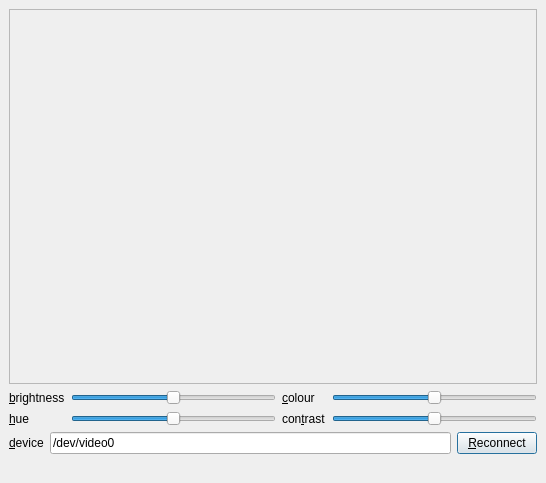
Above: docs/webcam.ui from wedesoft/hornetseye-doc before the change. Below: the same form after it.
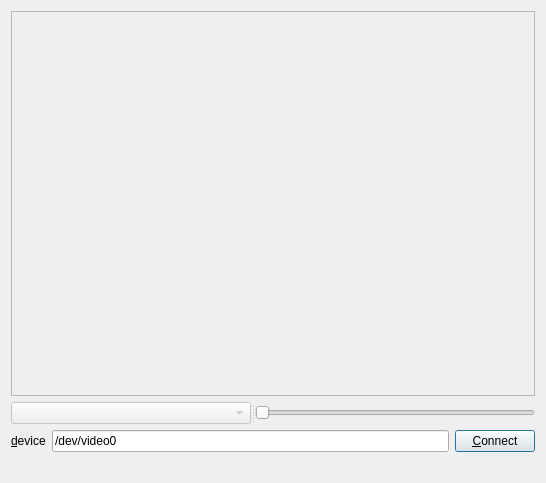
That is the form after the change.

Commit message: Improved webcam example

The edit to the form file:
```diff
--- a/docs/webcam.ui
+++ b/docs/webcam.ui
@@ -13,13 +13,7 @@
   <property name="windowTitle">
    <string>Hornetseye/Qt4Ruby Webcam</string>
   </property>
-  <layout class="QVBoxLayout">
-   <property name="spacing">
-    <number>6</number>
-   </property>
-   <property name="margin">
-    <number>9</number>
-   </property>
+  <layout class="QVBoxLayout" name="verticalLayout">
    <item>
     <widget class="QScrollArea" name="scrollArea">
      <property name="widgetResizable">
@@ -30,138 +24,32 @@
        <rect>
         <x>0</x>
         <y>0</y>
-        <width>522</width>
-        <height>346</height>
+        <width>532</width>
+        <height>391</height>
        </rect>
       </property>
      </widget>
     </widget>
    </item>
    <item>
-    <layout class="QGridLayout">
-     <property name="margin">
-      <number>0</number>
+    <widget class="QSplitter" name="splitter">
+     <property name="orientation">
+      <enum>Qt::Horizontal</enum>
      </property>
-     <property name="spacing">
-      <number>6</number>
-     </property>
-     <item row="1" column="0">
-      <widget class="QLabel" name="hueLabel">
-       <property name="text">
-        <string>&amp;hue</string>
-       </property>
-       <property name="buddy">
-        <cstring>hueSlider</cstring>
-       </property>
-      </widget>
-     </item>
-     <item row="0" column="0">
-      <widget class="QLabel" name="brightnessLabel">
-       <property name="text">
-        <string>&amp;brightness</string>
-       </property>
-       <property name="buddy">
-        <cstring>brightnessSlider</cstring>
-       </property>
-      </widget>
-     </item>
-     <item row="0" column="3">
-      <widget class="QSlider" name="colourSlider">
-       <property name="maximum">
-        <number>65535</number>
-       </property>
-       <property name="singleStep">
-        <number>128</number>
-       </property>
-       <property name="pageStep">
-        <number>2048</number>
-       </property>
-       <property name="value">
-        <number>32768</number>
-       </property>
-       <property name="orientation">
-        <enum>Qt::Horizontal</enum>
-       </property>
-      </widget>
-     </item>
-     <item row="1" column="2">
-      <widget class="QLabel" name="contrastLabel">
-       <property name="text">
-        <string>con&amp;trast</string>
-       </property>
-       <property name="buddy">
-        <cstring>contrastLabel</cstring>
-       </property>
-      </widget>
-     </item>
-     <item row="0" column="2">
-      <widget class="QLabel" name="colourLabel">
-       <property name="text">
-        <string>&amp;colour</string>
-       </property>
-       <property name="buddy">
-        <cstring>colourLabel</cstring>
-       </property>
-      </widget>
-     </item>
-     <item row="0" column="1">
-      <widget class="QSlider" name="brightnessSlider">
-       <property name="maximum">
-        <number>65535</number>
-       </property>
-       <property name="singleStep">
-        <number>128</number>
-       </property>
-       <property name="pageStep">
-        <number>2048</number>
-       </property>
-       <property name="value">
-        <number>32768</number>
-       </property>
-       <property name="orientation">
-        <enum>Qt::Horizontal</enum>
-       </property>
-      </widget>
-     </item>
-     <item row="1" column="3">
-      <widget class="QSlider" name="contrastSlider">
-       <property name="maximum">
-        <number>65535</number>
-       </property>
-       <property name="singleStep">
-        <number>128</number>
-       </property>
-       <property name="pageStep">
-        <number>2048</number>
-       </property>
-       <property name="value">
-        <number>32768</number>
-       </property>
-       <property name="orientation">
-        <enum>Qt::Horizontal</enum>
-       </property>
-      </widget>
-     </item>
-     <item row="1" column="1">
-      <widget class="QSlider" name="hueSlider">
-       <property name="maximum">
-        <number>65535</number>
-       </property>
-       <property name="singleStep">
-        <number>128</number>
-       </property>
-       <property name="pageStep">
-        <number>2048</number>
-       </property>
-       <property name="value">
-        <number>32768</number>
-       </property>
-       <property name="orientation">
-        <enum>Qt::Horizontal</enum>
-       </property>
-      </widget>
-     </item>
-    </layout>
+     <widget class="QComboBox" name="featureCombo">
+      <property name="enabled">
+       <bool>false</bool>
+      </property>
+     </widget>
+     <widget class="QSlider" name="featureSlider">
+      <property name="enabled">
+       <bool>false</bool>
+      </property>
+      <property name="orientation">
+       <enum>Qt::Horizontal</enum>
+      </property>
+     </widget>
+    </widget>
    </item>
    <item>
     <layout class="QHBoxLayout">
@@ -189,9 +77,12 @@
       </widget>
      </item>
      <item>
-      <widget class="QPushButton" name="reconnectButton">
+      <widget class="QPushButton" name="connectButton">
        <property name="text">
-        <string>&amp;Reconnect</string>
+        <string>&amp;Connect</string>
+       </property>
+       <property name="checkable">
+        <bool>true</bool>
        </property>
       </widget>
      </item>
```
The commit also changes 2 other files.
